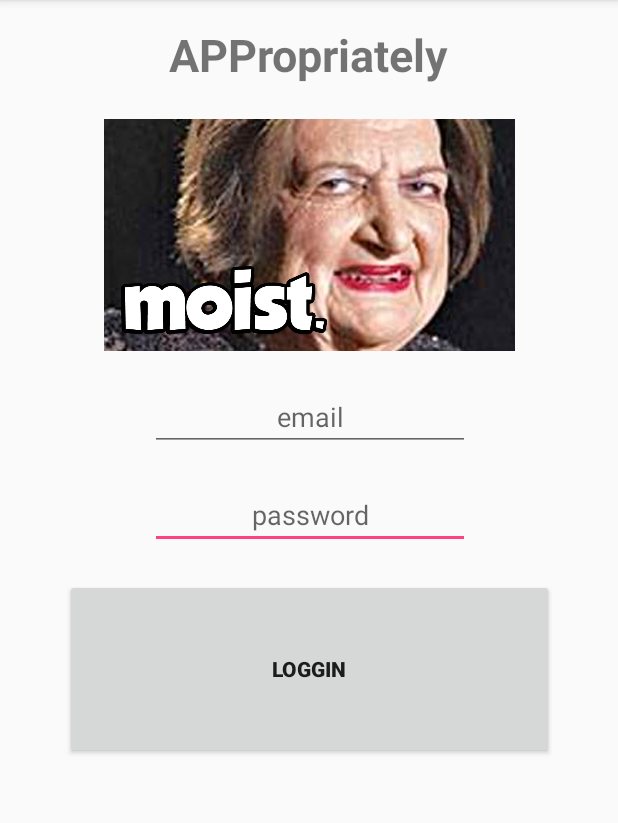
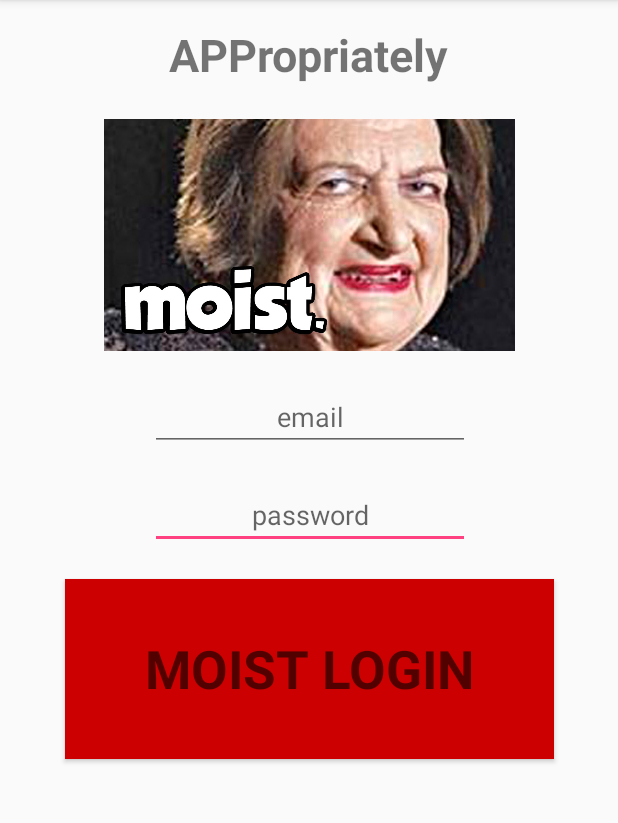
Before and after one commit to moultonm/APPocalypse, an Android app: the screen it shows after launch (login), on a phone screen of 412 x 824 dp, the part 84-907 px from its top. Run offline under Robolectric (Android 15) with nearby library versions, the phone set to English and light mode, and no system bars.

Commit message:
login page update
changed color theme to red

```diff
--- a/basic login page/appoco/app/src/main/res/layout/content_login.xml
+++ b/basic login page/appoco/app/src/main/res/layout/content_login.xml
@@ -61,12 +61,16 @@
         android:layout_height="120dp"
         android:layout_marginLeft="8dp"
         android:layout_marginRight="8dp"
+        android:layout_marginTop="20dp"
+        android:background="@android:color/holo_red_dark"
         android:elevation="10dp"
-        android:text="loggin"
+        android:text="Moist login"
+        android:textAllCaps="true"
+        android:textAppearance="@style/TextAppearance.AppCompat.Display1"
+        android:textSize="35sp"
         android:textStyle="bold"
         app:layout_constraintLeft_toLeftOf="parent"
         app:layout_constraintRight_toRightOf="parent"
-        android:layout_marginTop="20dp"
         app:layout_constraintTop_toBottomOf="@+id/editText" />
 
     <ImageView
```
